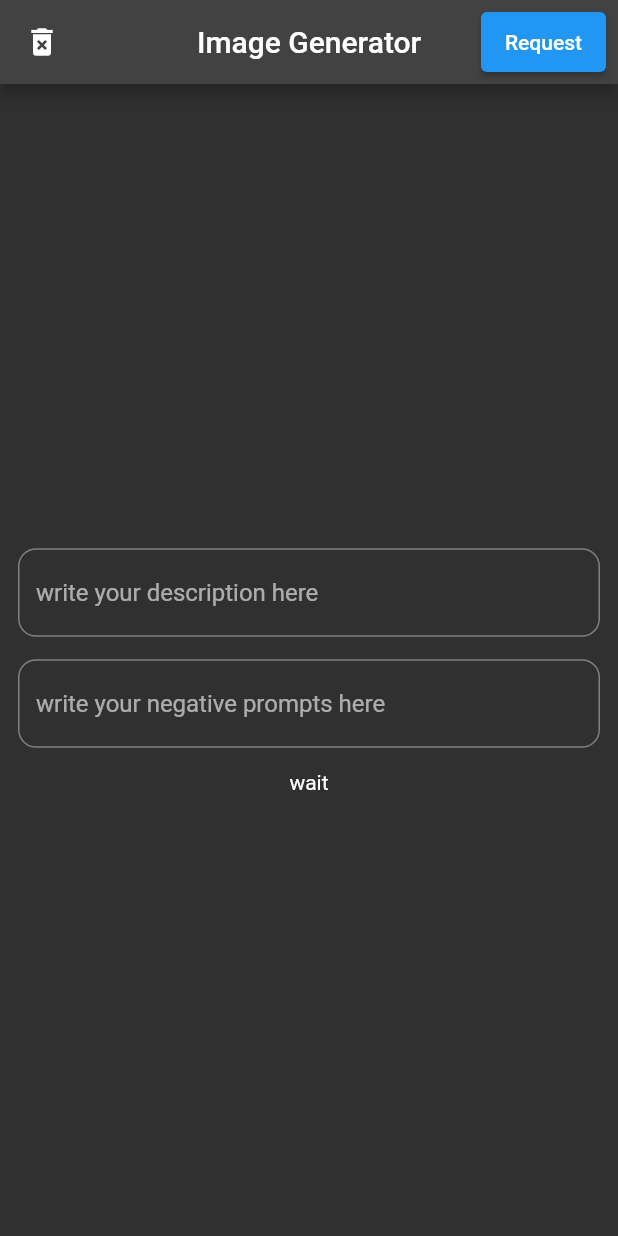
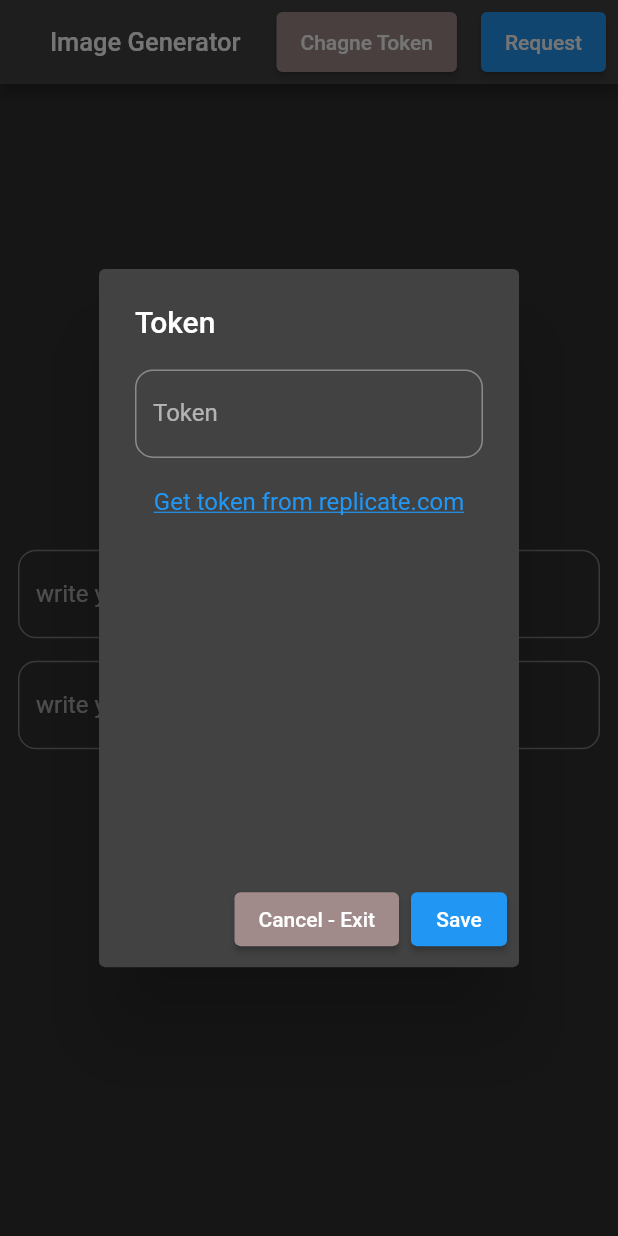
Before and after one commit to DaDaDaTheoryNow/Image-Generator, a Flutter app: the screen it shows after launch, on a phone screen of 412 x 824 dp. Run offline on Flutter 3.47's test engine with Material 2 defaults, Android fonts, the phone set to English and light mode, and no system bars; our stand-ins replace bloc, dio, equatable, flutter_bloc, shared_preferences, webview_flutter.

Commit message:
required token

```diff
--- a/lib/blocs/image/image_request_bloc.dart
+++ b/lib/blocs/image/image_request_bloc.dart
@@ -15,7 +15,8 @@ class ImageRequestBloc extends Bloc<ImageRequestEvent, ImageRequestState> {
     on<ImageRequest>((event, emit) async {
       emit(ImageLoading());
       try {
-        final response = await _imageRepository.makeRequest(event.descripion);
+        final response = await _imageRepository.makeRequest(
+            event.descripion, event.negative);
         emit(ImageCompleted(response));
       } catch (e) {
         emit(ImageError('Failed to generate text: $e'));
--- a/lib/blocs/image/image_request_event.dart
+++ b/lib/blocs/image/image_request_event.dart
@@ -4,9 +4,10 @@ abstract class ImageRequestEvent extends Equatable {}
 
 class ImageRequest extends ImageRequestEvent {
   final String descripion;
+  final String negative;
 
-  ImageRequest(this.descripion);
+  ImageRequest(this.descripion, this.negative);
 
   @override
-  List<Object> get props => [descripion];
+  List<Object> get props => [descripion, negative];
 }
--- a/lib/data/repositories/image_repository.dart
+++ b/lib/data/repositories/image_repository.dart
@@ -1,3 +1,3 @@
 abstract class ImageRepository {
-  Future<String> makeRequest(String description);
+  Future<String> makeRequest(String description, String negative);
 }
--- a/lib/presentation/pages/home_page.dart
+++ b/lib/presentation/pages/home_page.dart
@@ -1,10 +1,37 @@
 import 'package:flutter/material.dart';
+
 import 'package:flutter_bloc/flutter_bloc.dart';
+import 'package:shared_preferences/shared_preferences.dart';
 
 import '../../blocs/image/image_request_bloc.dart';
+import '../../token/token.dart';
+import '../widgets/token_dialog.dart';
 
-class HomePage extends StatelessWidget {
+class HomePage extends StatefulWidget {
   const HomePage({super.key});
+
+  @override
+  State<HomePage> createState() => _HomePageState();
+}
+
+class _HomePageState extends State<HomePage> {
+  @override
+  void initState() {
+    super.initState();
+    tokenInit();
+  }
+
+  tokenInit() async {
+    final SharedPreferences prefs = await SharedPreferences.getInstance();
+
+    final tokenPrefs = prefs.getString("token");
+
+    if (tokenPrefs == null) {
+      Future.microtask(() => showTokenDialog(context, true));
+    } else {
+      token = tokenPrefs;
+    }
+  }
 
   @override
   Widget build(BuildContext context) {
@@ -16,18 +43,30 @@ class HomePage extends StatelessWidget {
         return Scaffold(
           appBar: AppBar(
             centerTitle: true,
-            title: const Text("Image Generator"),
-            leading: IconButton(
-                onPressed: () {}, icon: const Icon(Icons.delete_forever)),
+            title: const Text(
+              "Image Generator",
+              style: TextStyle(
+                fontSize: 17,
+              ),
+            ),
             actions: [
               Padding(
-                padding: const EdgeInsets.all(8.0),
+                padding: const EdgeInsets.all(8),
                 child: ElevatedButton(
-                  onPressed: () {
-                    context
-                        .read<ImageRequestBloc>()
-                        .add(ImageRequest(descriptionController.text));
-                  },
+                  onPressed: () => showTokenDialog(context, false),
+                  style: const ButtonStyle(
+                    backgroundColor: MaterialStatePropertyAll(
+                        Color.fromARGB(255, 160, 138, 138)),
+                  ),
+                  child: const Text("Chagne Token"),
+                ),
+              ),
+              Padding(
+                padding: const EdgeInsets.all(8),
+                child: ElevatedButton(
+                  onPressed: () => context.read<ImageRequestBloc>().add(
+                      ImageRequest(
+                          descriptionController.text, negativeController.text)),
                   child: const Text("Request"),
                 ),
               ),
@@ -66,7 +105,8 @@ class HomePage extends StatelessWidget {
                             TextField(
                               controller: negativeController,
                               decoration: const InputDecoration(
-                                  hintText: "write your negative prompts here",
+                                  hintText:
+                                      "write your negative prompts here (optional)",
                                   border: OutlineInputBorder(
                                       borderRadius: BorderRadius.all(
                                           Radius.circular(12)))),
@@ -86,10 +126,45 @@ class HomePage extends StatelessWidget {
                         }
 
                         if (state is ImageCompleted) {
-                          return Image(image: NetworkImage(state.imageUrl));
+                          Future.microtask(() => showDialog(
+                                context: context,
+                                builder: (BuildContext context) {
+                                  return AlertDialog(
+                                    contentPadding: EdgeInsets.zero,
+                                    content: GestureDetector(
+                                      onTap: () => Navigator.pop(context),
+                                      child: Container(
+                                        width: double.infinity,
+                                        height: double.infinity,
+                                        decoration: BoxDecoration(
+                                          image: DecorationImage(
+                                            image: NetworkImage(state.imageUrl),
+                                            fit: BoxFit.contain,
+                                          ),
+                                        ),
+                                      ),
+                                    ),
+                                    actions: <Widget>[
+                                      TextButton(
+                                        child: const Text('OK'),
+                                        onPressed: () {
+                                          Navigator.of(context).pop();
+                                        },
+                                      ),
+                                    ],
+                                  );
+                                },
+                              ));
                         }
 
-                        return const Text("wait");
+                        return const Text(
+                          "Development by Vladsilav Smirnov - tg @DaDaDa17",
+                          style: TextStyle(
+                            color: Colors.grey,
+                            fontWeight: FontWeight.bold,
+                            fontSize: 12,
+                          ),
+                        );
                       })
                     ],
                   ),
--- /dev/null
+++ b/lib/token/token.dart
@@ -0,0 +1 @@
+String token = "null";
--- a/pubspec.yaml
+++ b/pubspec.yaml
@@ -39,8 +39,9 @@ dependencies:
   flutter_bloc: ^8.1.2
   bloc: ^8.1.1
   meta: ^1.8.0
-  loading_animation_widget: ^1.2.0+4
+  shared_preferences: ^2.1.0
   equatable: ^2.0.5
+  webview_flutter: ^4.2.0
 
 dev_dependencies:
   flutter_test:
```
Also changed, not shown: lib/data/repositories/image_repository_impl.dart (+22 -7 lines), lib/presentation/pages/auth_page.dart (added, +36 -0 lines), lib/presentation/widgets/token_dialog.dart (added, +139 -0 lines), pubspec.lock, 1 other file.
